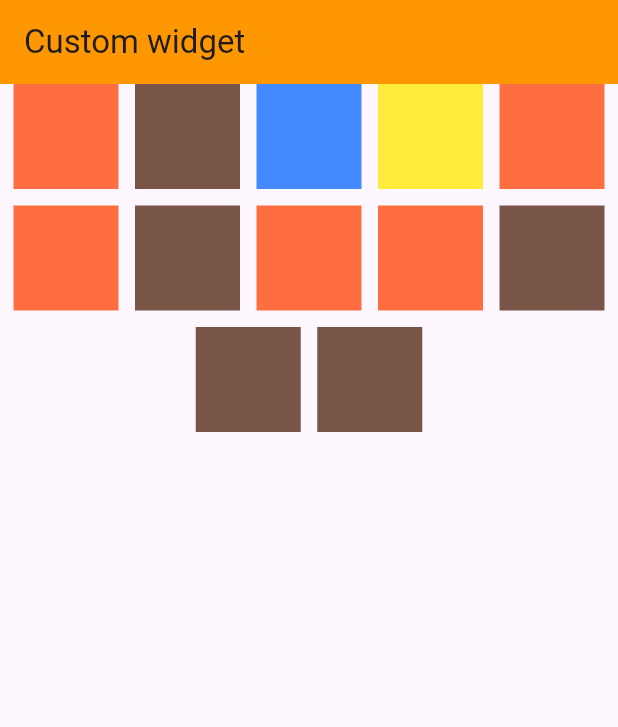
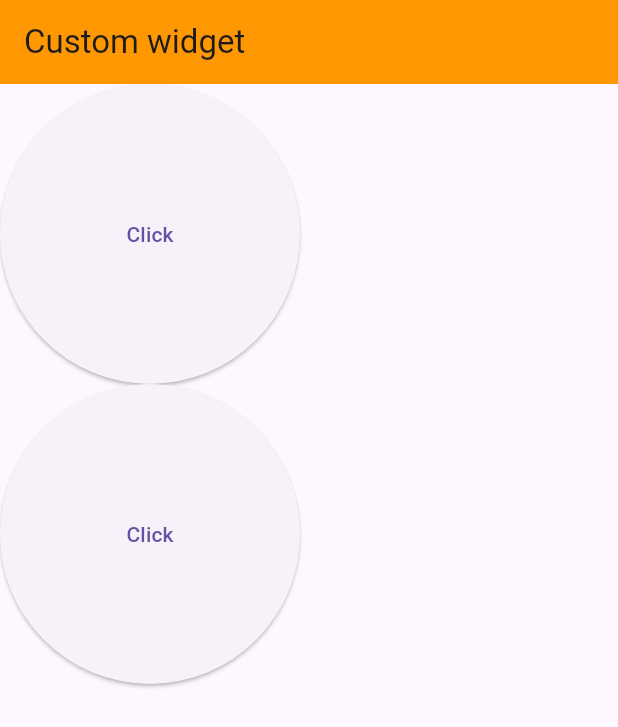
Before and after one commit to UdhavNegi/Flutter-Tutorials, a Flutter app: the screen it shows after launch, on a phone screen of 412 x 824 dp. Shown: the top 727 px of the screen. Run offline on Flutter 3.47's test engine with Material 3 defaults, Android fonts, the phone set to English and light mode, and no system bars.

Commit message:
SizedBox widget in flutter done

```diff
--- a/lib/main.dart
+++ b/lib/main.dart
@@ -58,76 +58,26 @@ class _MyHomePageState extends State<MyHomePage> {
           backgroundColor: Colors.orange,
           title: Text('Custom widget'),
         ),
-        body: Container(
-          width : double.infinity,
-          child: Wrap(
-            direction: Axis.horizontal,
-            alignment: WrapAlignment.center,
-            spacing : 11,
-            runSpacing: 11,
-            children: [
-              Container(
-                width : 70,
-                height : 70,
-                color: Colors.deepOrangeAccent,
-              ),
-              Container(
-                width : 70,
-                height : 70,
-                color: Colors.brown,
-              ),
-              Container(
-                width : 70,
-                height : 70,
-                color: Colors.blueAccent,
-              ),
-              Container(
-                width : 70,
-                height : 70,
-                color: Colors.yellow,
-              ),
-              Container(
-                width : 70,
-                height : 70,
-                color: Colors.deepOrangeAccent,
-              ),
-              Container(
-                width : 70,
-                height : 70,
-                color: Colors.deepOrangeAccent,
-              ),
-              Container(
-                width : 70,
-                height : 70,
-                color: Colors.brown,
-              ),
-              Container(
-                width : 70,
-                height : 70,
-                color: Colors.deepOrangeAccent,
-              ),
-              Container(
-                width : 70,
-                height : 70,
-                color: Colors.deepOrangeAccent,
-              ),
-              Container(
-                width : 70,
-                height : 70,
-                color: Colors.brown,
-              ),
-              Container(
-                width : 70,
-                height : 70,
-                color: Colors.brown,
-              ),
-              Container(
-                width : 70,
-                height : 70,
-                color: Colors.brown,
-              ),
-            ],
+        body: Wrap(
+          children: [
+
+
+
+            SizedBox.square(
+            dimension: 200,
+            child : ElevatedButton(onPressed: (){}, child : Text('Click'))
           ),
+
+            SizedBox(
+              width : 20,
+            ),
+
+            SizedBox.square(
+            dimension: 200,
+            child : ElevatedButton(onPressed: (){}, child : Text('Click'))
+          ),
+
+          ]
         )
     );
   }
```
